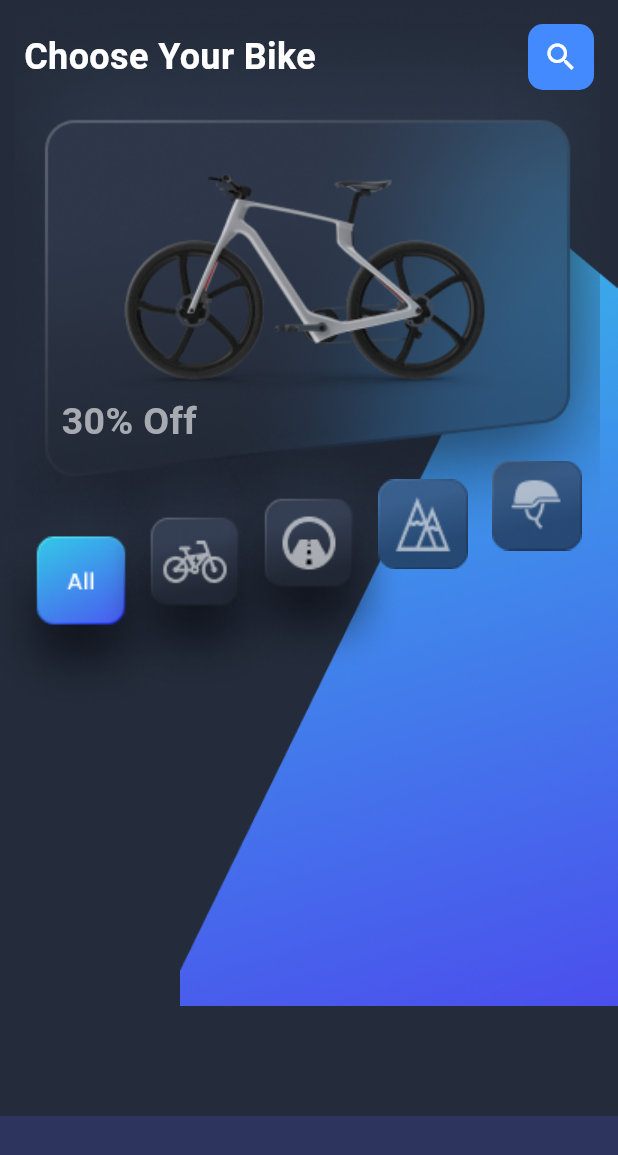
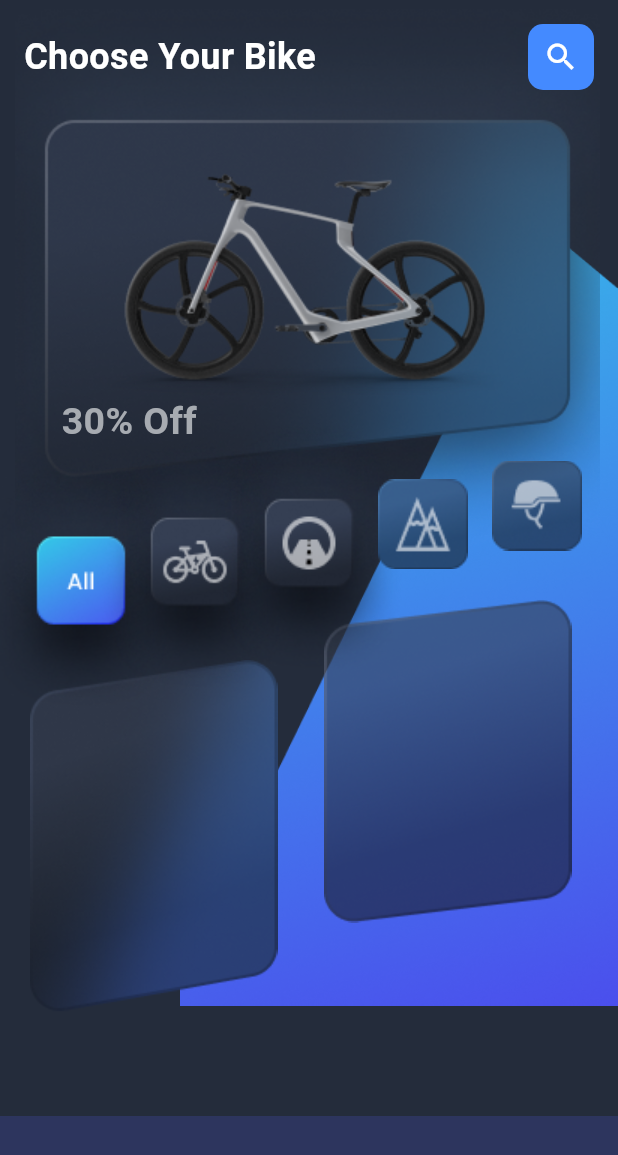
Before and after one commit to tienluan02/online_bicycle_shop, a Flutter app: the screen it shows after launch, on a phone screen of 412 x 824 dp. Shown: the top 1155 px of the screen. Run offline on Flutter 3.47's test engine with Material 3 defaults, Android fonts, the phone set to English and light mode, and no system bars.

Commit message:
items below the buttons

```diff
--- a/online_bicycle_shop_app/lib/Discover/Buttons.dart
+++ b/online_bicycle_shop_app/lib/Discover/Buttons.dart
@@ -11,7 +11,7 @@
   Widget build(BuildContext context) {
     return Expanded(
         child: Container(
-          margin: EdgeInsets.only(bottom: marginNumber),
+          padding: EdgeInsets.only(bottom: marginNumber),
           child: Transform.scale(scale: scale, child: Image.asset(path)),
         ));
   }
--- a/online_bicycle_shop_app/lib/Discover/Discover.dart
+++ b/online_bicycle_shop_app/lib/Discover/Discover.dart
@@ -9,8 +9,29 @@
       body: SafeArea(
         child: Stack(
           children: [
-            BackGround(upper: 150, leftNumber: 120, path: 'images/Rectangle 474.png'),
+            BackGround(
+                upper: 150, leftNumber: 120, path: 'images/Rectangle 474.png'),
             BackGround(upper: 0, leftNumber: 10, path: 'images/background.png'),
+            Container(
+              margin: EdgeInsets.only(top: 400, left: 20),
+              child: Row(
+                children: [
+                  Expanded(
+                      child: Stack(children: [
+                    Container(
+                      child: Image.asset('images/Rectangle 166.png'),
+                    ),
+                  ])),
+                  Expanded(
+                      child: Stack(children: [
+                    Container(
+                      margin: EdgeInsets.only(bottom: 100),
+                      child: Image.asset('images/Rectangle 167.png'),
+                    ),
+                  ]))
+                ],
+              ),
+            ),
             Padding(
               padding: const EdgeInsets.all(16.0),
               child: Column(
@@ -68,14 +89,31 @@
                   ),
                   Row(
                     children: [
-                      Buttons(scale: 1.7,marginNumber: 0, path: 'images/Allbutton.png',),
-                      Buttons(scale: 1.7,marginNumber: 25, path: 'images/BikeButton.png',),
-                      Buttons(scale: 1.7,marginNumber: 50, path: 'images/Road.png',),
-                      Buttons(scale: 1.2,marginNumber: 75, path: 'images/Mountain.png'),
-                      Buttons(scale: 1.2, marginNumber: 100, path: 'images/HelmetButton.png'),
+                      Buttons(
+                        scale: 1.7,
+                        marginNumber: 0,
+                        path: 'images/Allbutton.png',
+                      ),
+                      Buttons(
+                        scale: 1.7,
+                        marginNumber: 25,
+                        path: 'images/BikeButton.png',
+                      ),
+                      Buttons(
+                        scale: 1.7,
+                        marginNumber: 50,
+                        path: 'images/Road.png',
+                      ),
+                      Buttons(
+                          scale: 1.2,
+                          marginNumber: 75,
+                          path: 'images/Mountain.png'),
+                      Buttons(
+                          scale: 1.2,
+                          marginNumber: 100,
+                          path: 'images/HelmetButton.png'),
                     ],
                   ),
-                  // Image.asset('images/Rectangle 166.png'),
                 ],
               ),
             ),
```
Also changed, not shown: online_bicycle_shop_app/images/Items 1.png (added), online_bicycle_shop_app/images/Items 3.png (added), online_bicycle_shop_app/images/Rectangle 167.png (added). Lines whose indentation alone changed are shown as unchanged.
